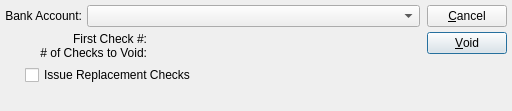
Above: guiclient/voidChecks.ui from Pegasus-RPG/xtuple-client before the change. Below: the same form after it.
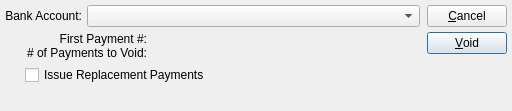
That is the form after the change. Custom widgets are drawn as their Qt base class.

Commit message: Issue #22507:rename business objects

```diff
--- a/guiclient/voidChecks.ui
+++ b/guiclient/voidChecks.ui
@@ -89,7 +89,7 @@
            <item>
             <widget class="XLabel" name="_nextCheckNumLit" >
              <property name="text" >
-              <string>First Check #:</string>
+              <string>First Payment #:</string>
              </property>
              <property name="alignment" >
               <set>Qt::AlignRight|Qt::AlignTrailing|Qt::AlignVCenter</set>
@@ -99,7 +99,7 @@
            <item>
             <widget class="XLabel" name="_numberOfChecksLit" >
              <property name="text" >
-              <string># of Checks to Void:</string>
+              <string># of Payments to Void:</string>
              </property>
              <property name="alignment" >
               <set>Qt::AlignRight|Qt::AlignTrailing|Qt::AlignVCenter</set>
@@ -196,7 +196,7 @@
          <item>
           <widget class="QCheckBox" name="_issueReplacements" >
            <property name="text" >
-            <string>Issue Replacement Checks</string>
+            <string>Issue Replacement Payments</string>
            </property>
           </widget>
          </item>
```
Left out of the diff: 2 changed lines with no effect on the pictures. The commit also changes 151 other files.
